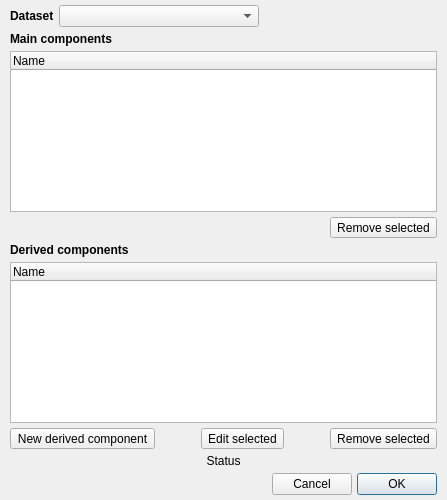
This is glue/dialogs/component_manager/qt/component_manager.ui in glue-viz/glue as Qt 5 draws it before an edit. The edited form follows.
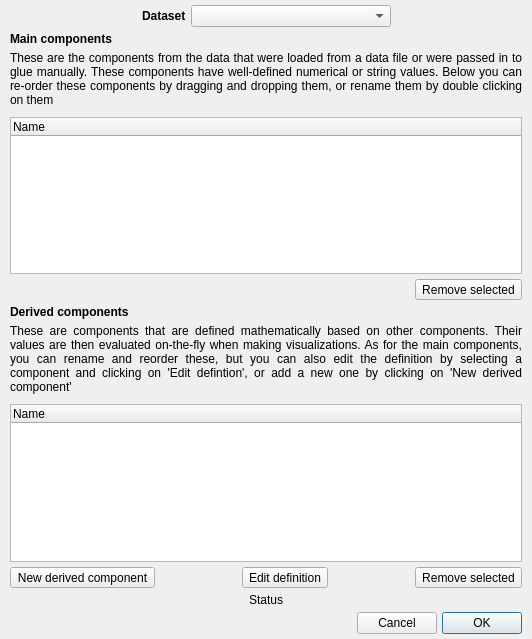
This is the edited form. Custom widgets are drawn as their Qt base class.

Commit message: UI improvements and recognize reordering of components

```diff
--- a/glue/dialogs/component_manager/qt/component_manager.ui
+++ b/glue/dialogs/component_manager/qt/component_manager.ui
@@ -6,8 +6,8 @@
    <rect>
     <x>0</x>
     <y>0</y>
-    <width>447</width>
-    <height>500</height>
+    <width>532</width>
+    <height>639</height>
    </rect>
   </property>
   <property name="windowTitle">
@@ -31,6 +31,19 @@
    </property>
    <item>
     <layout class="QHBoxLayout" name="horizontalLayout_4">
+     <item>
+      <spacer name="horizontalSpacer_6">
+       <property name="orientation">
+        <enum>Qt::Horizontal</enum>
+       </property>
+       <property name="sizeHint" stdset="0">
+        <size>
+         <width>40</width>
+         <height>20</height>
+        </size>
+       </property>
+      </spacer>
+     </item>
      <item>
       <widget class="QLabel" name="label_3">
        <property name="font">
@@ -82,6 +95,35 @@
      </property>
     </widget>
    </item>
+   <item>
+    <widget class="QLabel" name="label_4">
+     <property name="text">
+      <string>These are the components from the data that were loaded from a data file or were passed in to glue manually. These components have well-defined numerical or string values. Below you can re-order these components by dragging and dropping them, or rename them by double clicking on them</string>
+     </property>
+     <property name="alignment">
+      <set>Qt::AlignJustify|Qt::AlignVCenter</set>
+     </property>
+     <property name="wordWrap">
+      <bool>true</bool>
+     </property>
+    </widget>
+   </item>
+   <item>
+    <spacer name="verticalSpacer">
+     <property name="orientation">
+      <enum>Qt::Vertical</enum>
+     </property>
+     <property name="sizeType">
+      <enum>QSizePolicy::Fixed</enum>
+     </property>
+     <property name="sizeHint" stdset="0">
+      <size>
+       <width>10</width>
+       <height>5</height>
+      </size>
+     </property>
+    </spacer>
+   </item>
    <item>
     <widget class="ComponentTreeWidget" name="list_main_components">
      <property name="dragDropMode">
@@ -131,6 +173,35 @@
      </property>
     </widget>
    </item>
+   <item>
+    <widget class="QLabel" name="label_5">
+     <property name="text">
+      <string>These are components that are defined mathematically based on other components. Their values are then evaluated on-the-fly when making visualizations. As for the main components, you can rename and reorder these, but you can also edit the definition by selecting a component and clicking on 'Edit defintion', or add a new one by clicking on 'New derived component'</string>
+     </property>
+     <property name="alignment">
+      <set>Qt::AlignJustify|Qt::AlignVCenter</set>
+     </property>
+     <property name="wordWrap">
+      <bool>true</bool>
+     </property>
+    </widget>
+   </item>
+   <item>
+    <spacer name="verticalSpacer_2">
+     <property name="orientation">
+      <enum>Qt::Vertical</enum>
+     </property>
+     <property name="sizeType">
+      <enum>QSizePolicy::Fixed</enum>
+     </property>
+     <property name="sizeHint" stdset="0">
+      <size>
+       <width>10</width>
+       <height>5</height>
+      </size>
+     </property>
+    </spacer>
+   </item>
    <item>
     <widget class="ComponentTreeWidget" name="list_derived_components">
      <property name="dragDropMode">
@@ -168,7 +239,7 @@
      <item>
       <widget class="QToolButton" name="button_edit_derived">
        <property name="text">
-        <string>Edit selected</string>
+        <string>Edit definition</string>
        </property>
       </widget>
      </item>
```
The commit also changes 3 other files.
